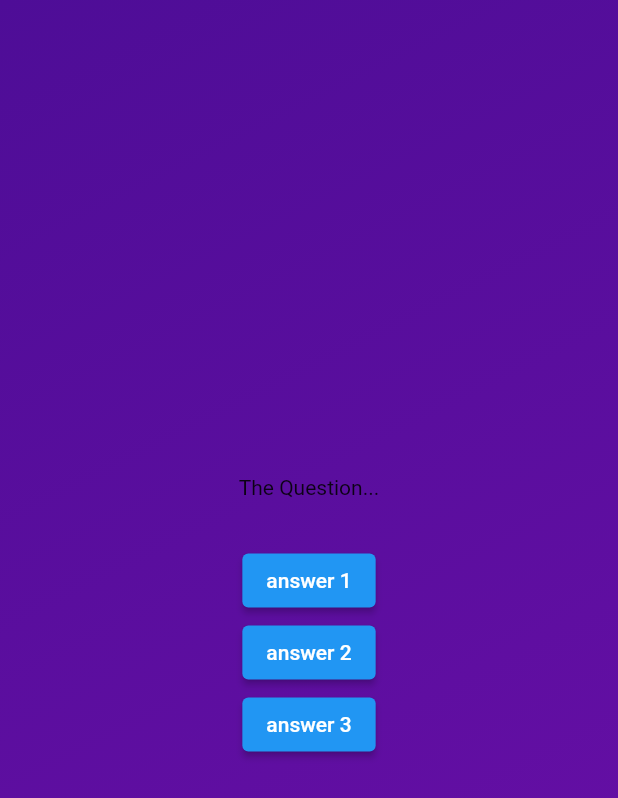
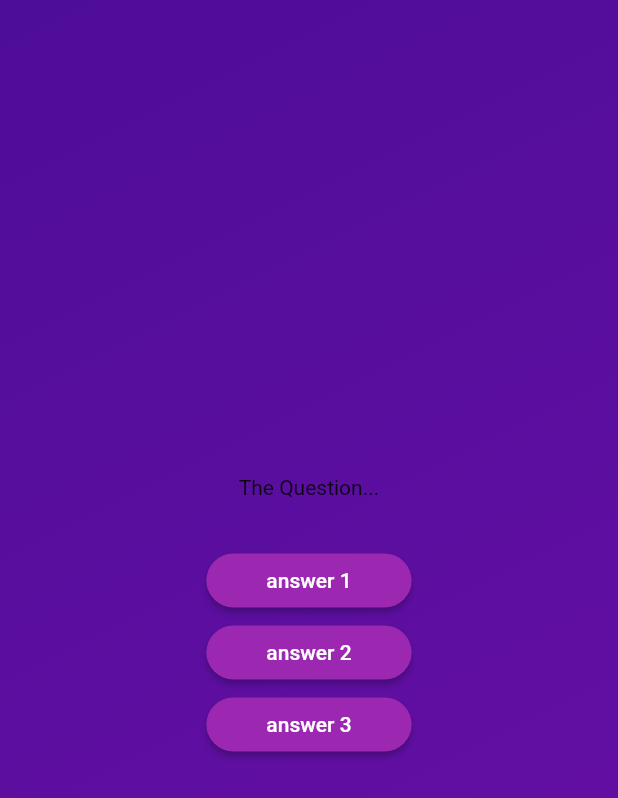
Before and after one commit to homebrew-coding-club/flutter-and-dart, a Flutter app: the screen it shows after launch, after a tap on "Start Quiz", on a phone screen of 412 x 824 dp. Shown: the top 798 px of the screen. Run offline on Flutter 3.47's test engine with Material 2 defaults, Android fonts, the phone set to English and light mode, and no system bars.

Commit message:
add button reuse

```diff
--- /dev/null
+++ b/lib/answer_button.dart
@@ -0,0 +1,31 @@
+import 'package:flutter/material.dart';
+
+class AnswerButton extends StatelessWidget {
+  const AnswerButton({
+    super.key,
+    required this.answerText,
+    required this.onTap
+  });
+
+  final String answerText;
+  final void Function() onTap;
+
+  @override
+  Widget build(BuildContext context) {
+    return ElevatedButton(
+      onPressed: onTap,
+      style: ElevatedButton.styleFrom(
+        padding: const EdgeInsets.symmetric(
+          vertical: 10,
+          horizontal: 40,
+        ),
+        backgroundColor: Colors.purple,
+        foregroundColor: Colors.white,
+        shape: RoundedRectangleBorder(
+          borderRadius: BorderRadius.circular(40),
+        ),
+      ),
+      child: Text(answerText),
+    );
+  }
+}
--- a/lib/questions_screen.dart
+++ b/lib/questions_screen.dart
@@ -1,3 +1,4 @@
+import 'package:first_app/answer_button.dart';
 import 'package:flutter/material.dart';
 
 class QuestionsScreen extends StatefulWidget {
@@ -19,18 +20,9 @@ class _QuestionsScreenState extends State<QuestionsScreen> {
         children: [
           const Text('The Question...'),
           const SizedBox(height: 30),
-          ElevatedButton(
-            onPressed: () {},
-            child: const Text('answer 1'),
-          ),
-          ElevatedButton(
-            onPressed: () {},
-            child: const Text('answer 2'),
-          ),
-          ElevatedButton(
-            onPressed: () {},
-            child: const Text('answer 3'),
-          ),
+          AnswerButton(answerText: 'answer 1', onTap: () {}),
+          AnswerButton(answerText: 'answer 2', onTap: () {}),
+          AnswerButton(answerText: 'answer 3', onTap: () {}),
         ],
       ),
     );
```
